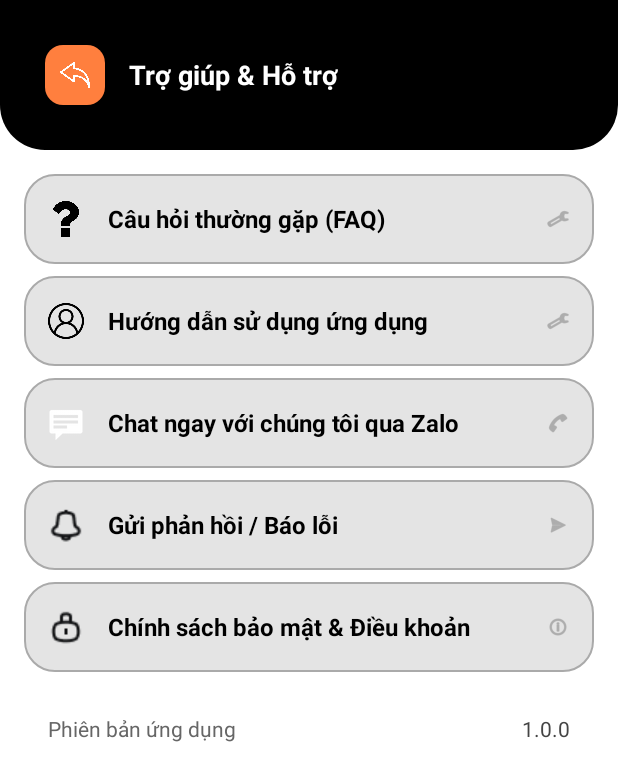
After one commit to Sangdep/project-android-health, an Android app: the layout activity_help.xml on its own in the app's theme, with its tools: preview values and no code run, on a phone screen of 412 x 824 dp. The commit adds this screen. Shown: the top 781 px of the screen. Run offline under Robolectric (Android 15) with nearby library versions, the phone set to English and light mode, and no system bars.

Commit message:
HelpActivity

```diff
--- /dev/null
+++ b/Androi_Client/app/src/main/java/com/example/app_selfcare/HelpActivity.java
@@ -0,0 +1,106 @@
+package com.example.app_selfcare;
+
+import android.content.Intent;
+import android.content.pm.PackageInfo;
+import android.content.pm.PackageManager;
+import android.net.Uri;
+import android.os.Bundle;
+import android.view.View;
+import android.widget.ImageView;
+import android.widget.LinearLayout;
+import android.widget.TextView;
+import android.widget.Toast;
+
+import androidx.appcompat.app.AppCompatActivity;
+
+public class HelpActivity extends AppCompatActivity {
+
+    @Override
+    protected void onCreate(Bundle savedInstanceState) {
+        super.onCreate(savedInstanceState);
+        setContentView(R.layout.activity_help);
+
+        initViews();
+        displayAppVersion();
+    }
+
+    private void initViews() {
+        ImageView backButton = findViewById(R.id.backButton);
+        backButton.setOnClickListener(v -> finish());
+
+        // 1. FAQ
+        findViewById(R.id.layoutFaq).setOnClickListener(v ->
+                startActivity(new Intent(HelpActivity.this, FaqActivity.class)));
+
+        // 2. Hướng dẫn
+        findViewById(R.id.layoutGuide).setOnClickListener(v ->
+                startActivity(new Intent(HelpActivity.this, GuideActivity.class)));
+
+        // 3. Chat Zalo OA (thay YOUR_ZALO_OA_ID bằng ID thật của bạn)
+        findViewById(R.id.layoutChatZalo).setOnClickListener(v -> openZaloOA("YOUR_ZALO_OA_ID"));
+
+        // 4. Gọi hotline
+        findViewById(R.id.layoutHotline).setOnClickListener(v -> {
+            Intent call = new Intent(Intent.ACTION_DIAL);
+            call.setData(Uri.parse("tel:19001234"));
+            startActivity(call);
+        });
+
+        // 5. Gửi email
+        findViewById(R.id.layoutEmail).setOnClickListener(v -> {
+            Intent email = new Intent(Intent.ACTION_SENDTO);
+            email.setData(Uri.parse("mailto:support@yourapp.com"));
+            email.putExtra(Intent.EXTRA_SUBJECT, "Yêu cầu hỗ trợ từ ứng dụng");
+            try {
+                startActivity(email);
+            } catch (Exception e) {
+                Toast.makeText(this, "Không tìm thấy ứng dụng email", Toast.LENGTH_SHORT).show();
+            }
+        });
+
+        // 6. Gửi phản hồi / báo lỗi
+        findViewById(R.id.layoutFeedback).setOnClickListener(v ->
+                startActivity(new Intent(HelpActivity.this, FeedbackActivity.class)));
+
+        // 7. Chính sách & Điều khoản
+        findViewById(R.id.layoutPolicy).setOnClickListener(v -> openWeb("https://yourapp.com/privacy"));
+        findViewById(R.id.layoutTerms).setOnClickListener(v -> openWeb("https://yourapp.com/terms"));
+
+        // Bottom navigation (nếu muốn giữ chức năng)
+        setupBottomNavigation();
+    }
+
+    private void displayAppVersion() {
+        TextView tvVersion = findViewById(R.id.tvVersion);
+        try {
+            PackageInfo pInfo = getPackageManager().getPackageInfo(getPackageName(), 0);
+            String version = "Phiên bản ứng dụng: " + pInfo.versionName + " (Build " + pInfo.versionCode + ")";
+            tvVersion.setText(version);
+        } catch (PackageManager.NameNotFoundException e) {
+            tvVersion.setText("Phiên bản ứng dụng: Không xác định");
+        }
+    }
+
+    private void openZaloOA(String oaId) {
+        try {
+            Intent intent = new Intent(Intent.ACTION_VIEW, Uri.parse("https://zalo.me/" + oaId));
+            startActivity(intent);
+        } catch (Exception e) {
+            Toast.makeText(this, "Vui lòng cài đặt Zalo để chat hỗ trợ", Toast.LENGTH_LONG).show();
+        }
+    }
+
+    private void openWeb(String url) {
+        Intent i = new Intent(Intent.ACTION_VIEW);
+        i.setData(Uri.parse(url));
+        startActivity(i);
+    }
+
+    private void setupBottomNavigation() {
+        findViewById(R.id.homeIcon).setOnClickListener(v -> finish()); // ví dụ về nhà
+        findViewById(R.id.settingsIcon).setOnClickListener(v -> finish());
+        findViewById(R.id.profileIcon).setOnClickListener(v -> finish());
+        findViewById(R.id.menuIcon).setOnClickListener(v -> finish());
+        // Bạn có thể điều hướng đúng hơn tùy theo app của bạn
+    }
+}
--- a/Androi_Client/app/src/main/java/com/example/app_selfcare/ProfileActivity.java
+++ b/Androi_Client/app/src/main/java/com/example/app_selfcare/ProfileActivity.java
@@ -73,7 +73,7 @@ public class ProfileActivity extends AppCompatActivity {
         entries.add(new BarEntry(5, 78f));
         entries.add(new BarEntry(6, 88f));
 
-        BarDataSet dataSet = new BarDataSet(entries, "Điểm");
+        BarDataSet dataSet = new BarDataSet(entries, "Tiến độ");
         dataSet.setColors(ColorTemplate.MATERIAL_COLORS);
         dataSet.setValueTextSize(12f);
 
--- /dev/null
+++ b/Androi_Client/app/src/main/res/layout/activity_help.xml
@@ -0,0 +1,171 @@
+<?xml version="1.0" encoding="utf-8"?>
+<LinearLayout xmlns:android="http://schemas.android.com/apk/res/android"
+    xmlns:app="http://schemas.android.com/apk/res-auto"
+    android:layout_width="match_parent"
+    android:layout_height="match_parent"
+    android:orientation="vertical"
+    android:background="#FFFFFF">
+
+    <!-- Header giống hệt màn settings -->
+    <LinearLayout
+        android:background="@drawable/header_nav_bg"
+        android:layout_width="match_parent"
+        android:layout_height="100dp"
+        android:gravity="center_vertical"
+        android:orientation="horizontal"
+        android:padding="30dp">
+
+        <ImageView
+            android:id="@+id/backButton"
+            android:layout_width="40dp"
+            android:layout_height="40dp"
+            android:background="@drawable/back_button_style"
+            android:padding="10dp"
+            app:srcCompat="@drawable/ic_backk"
+            app:tint="@android:color/white" />
+
+        <TextView
+            android:layout_width="0dp"
+            android:layout_height="wrap_content"
+            android:layout_weight="1"
+            android:layout_marginStart="16dp"
+            android:text="Trợ giúp &amp; Hỗ trợ"
+            android:textColor="@android:color/white"
+            android:textSize="18sp"
+            android:textStyle="bold" />
+    </LinearLayout>
+
+    <LinearLayout
+        android:layout_width="match_parent"
+        android:layout_height="0dp"
+        android:layout_weight="1"
+        android:orientation="vertical"
+        android:padding="16dp">
+
+        <!-- 1. Câu hỏi thường gặp -->
+        <LinearLayout android:id="@+id/faqLayout"
+            style="@android:style/Widget.Material.ListPopupWindow"
+            android:layout_width="match_parent"
+            android:layout_height="60dp"
+            android:orientation="horizontal"
+            android:gravity="center_vertical"
+            android:padding="16dp"
+            android:background="@drawable/menu_item_background"
+            android:clickable="true"
+            android:focusable="true">
+            <ImageView android:layout_width="24dp" android:layout_height="24dp"
+                android:background="@drawable/ic_question"
+                app:tint="@android:color/white"/>
+            <TextView android:layout_width="0dp" android:layout_weight="1"
+                android:layout_height="wrap_content" android:layout_marginStart="16dp"
+                android:text="Câu hỏi thường gặp (FAQ)"
+                android:textColor="@android:color/black"
+                android:textSize="16sp" android:textStyle="bold"/>
+            <ImageView android:layout_width="16dp" android:layout_height="16dp"
+                app:srcCompat="@android:drawable/ic_menu_manage"
+                app:tint="#888888"/>
+        </LinearLayout>
+
+        <LinearLayout android:id="@+id/guideLayout"
+            android:layout_width="match_parent" android:layout_height="60dp"
+            android:layout_marginTop="8dp"
+            android:orientation="horizontal" android:gravity="center_vertical"
+            android:padding="16dp" android:background="@drawable/menu_item_background"
+            android:clickable="true" android:focusable="true">
+            <ImageView android:layout_width="24dp" android:layout_height="24dp"
+                android:background="@drawable/ic_proflie"
+                app:tint="@android:color/white"/>
+            <TextView android:layout_width="0dp" android:layout_weight="1"
+                android:layout_height="wrap_content" android:layout_marginStart="16dp"
+                android:text="Hướng dẫn sử dụng ứng dụng"
+                android:textColor="@android:color/black"
+                android:textSize="16sp" android:textStyle="bold"/>
+            <ImageView android:layout_width="16dp" android:layout_height="16dp"
+                app:srcCompat="@android:drawable/ic_menu_manage"
+                app:tint="#888888"/>
+        </LinearLayout>
+
+
+        <LinearLayout android:id="@+id/callHotlineLayout"
+            android:layout_width="match_parent" android:layout_height="60dp"
+            android:layout_marginTop="8dp"
+            android:orientation="horizontal" android:gravity="center_vertical"
+            android:padding="16dp" android:background="@drawable/menu_item_background"
+            android:clickable="true" android:focusable="true">
+            <ImageView android:layout_width="24dp" android:layout_height="24dp"
+                android:src="@android:drawable/stat_notify_chat"
+                app:tint="@android:color/white"/>
+            <TextView android:layout_width="0dp" android:layout_weight="1"
+                android:layout_height="wrap_content" android:layout_marginStart="16dp"
+                android:text="Chat ngay với chúng tôi qua Zalo"
+                android:textColor="@android:color/black"
+                android:textSize="16sp" android:textStyle="bold"/>
+            <ImageView android:layout_width="16dp" android:layout_height="16dp"
+                app:srcCompat="@android:drawable/ic_menu_call"
+                app:tint="#888888"/>
+        </LinearLayout>
+
+        <LinearLayout android:id="@+id/feedbackLayout"
+            android:layout_width="match_parent" android:layout_height="60dp"
+            android:layout_marginTop="8dp"
+            android:orientation="horizontal" android:gravity="center_vertical"
+            android:padding="16dp" android:background="@drawable/menu_item_background"
+            android:clickable="true" android:focusable="true">
+            <ImageView android:layout_width="24dp" android:layout_height="24dp"
+                android:background="@drawable/ic_bell"
+                app:tint="@android:color/white"/>
+            <TextView android:layout_width="0dp" android:layout_weight="1"
+                android:layout_height="wrap_content" android:layout_marginStart="16dp"
+                android:text="Gửi phản hồi / Báo lỗi"
+                android:textColor="@android:color/black"
+                android:textSize="16sp" android:textStyle="bold"/>
+            <ImageView android:layout_width="16dp" android:layout_height="16dp"
+                app:srcCompat="@android:drawable/ic_menu_send"
+                app:tint="#888888"/>
+        </LinearLayout>
+
+        <LinearLayout android:id="@+id/policyLayout"
+            android:layout_width="match_parent" android:layout_height="60dp"
+            android:layout_marginTop="8dp"
+            android:orientation="horizontal" android:gravity="center_vertical"
+            android:padding="16dp" android:background="@drawable/menu_item_background"
+            android:clickable="true" android:focusable="true">
+            <ImageView android:layout_width="24dp" android:layout_height="24dp"
+                android:background="@drawable/ic_lockk"
+                app:tint="@android:color/white"/>
+            <TextView android:layout_width="0dp" android:layout_weight="1"
+                android:layout_height="wrap_content" android:layout_marginStart="16dp"
+                android:text="Chính sách bảo mật &amp; Điều khoản"
+                android:textColor="@android:color/black"
+                android:textSize="16sp" android:textStyle="bold"/>
+            <ImageView android:layout_width="16dp" android:layout_height="16dp"
+                app:srcCompat="@android:drawable/ic_menu_info_details"
+                app:tint="#888888"/>
+        </LinearLayout>
+
+        <!-- 7. Phiên bản ứng dụng -->
+        <LinearLayout
+            android:layout_width="match_parent"
+            android:layout_height="60dp"
+            android:layout_marginTop="8dp"
+            android:orientation="horizontal"
+            android:gravity="center_vertical"
+            android:padding="16dp">
+            <TextView
+                android:layout_width="0dp"
+                android:layout_weight="1"
+                android:layout_height="wrap_content"
+                android:text="Phiên bản ứng dụng"
+                android:textColor="#666666"
+                android:textSize="14sp"/>
+            <TextView
+                android:id="@+id/tvVersion"
+                android:layout_width="wrap_content"
+                android:layout_height="wrap_content"
+                android:text="1.0.0"
+                android:textColor="#444444"
+                android:textSize="14sp"/>
+        </LinearLayout>
+
+    </LinearLayout>
+</LinearLayout>
```
Also changed, not shown: Androi_Client/app/src/main/AndroidManifest.xml (+6 -7 lines).
